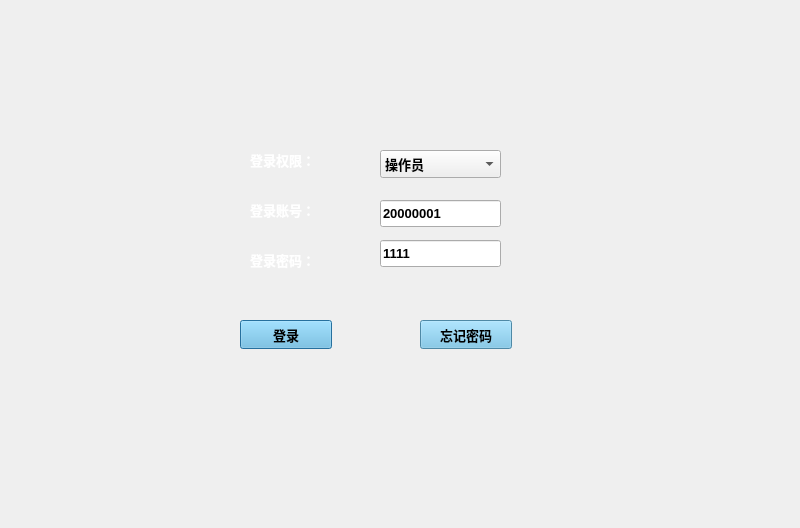
shixiejj/DHB_AGV_qt, file ui/login2.ui: the form before one commit.
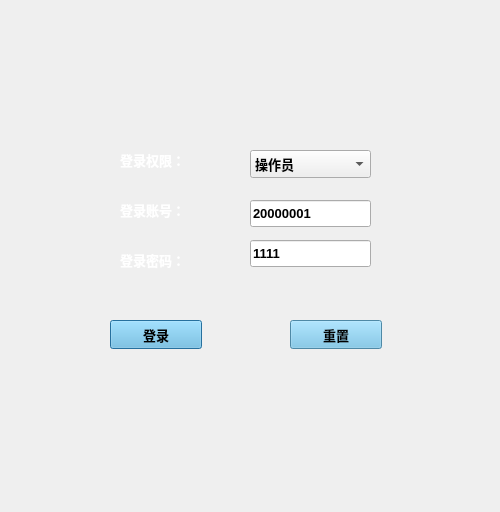
The form after the commit. Icons and pictures are not drawn.

Diff of the .ui file:
```diff
--- a/ui/login2.ui
+++ b/ui/login2.ui
@@ -6,8 +6,8 @@
    <rect>
     <x>0</x>
     <y>0</y>
-    <width>800</width>
-    <height>528</height>
+    <width>500</width>
+    <height>512</height>
    </rect>
   </property>
   <property name="windowTitle">
@@ -23,7 +23,7 @@
   <widget class="QLabel" name="label_3">
    <property name="geometry">
     <rect>
-     <x>250</x>
+     <x>120</x>
      <y>250</y>
      <width>81</width>
      <height>20</height>
@@ -36,7 +36,7 @@
   <widget class="QLabel" name="label">
    <property name="geometry">
     <rect>
-     <x>250</x>
+     <x>120</x>
      <y>150</y>
      <width>81</width>
      <height>20</height>
@@ -49,7 +49,7 @@
   <widget class="QLabel" name="label_2">
    <property name="geometry">
     <rect>
-     <x>250</x>
+     <x>120</x>
      <y>200</y>
      <width>81</width>
      <height>20</height>
@@ -62,7 +62,7 @@
   <widget class="QPushButton" name="pushButton">
    <property name="geometry">
     <rect>
-     <x>240</x>
+     <x>110</x>
      <y>320</y>
      <width>92</width>
      <height>29</height>
@@ -86,7 +86,7 @@
   <widget class="QLineEdit" name="lineEdit_passward">
    <property name="geometry">
     <rect>
-     <x>380</x>
+     <x>250</x>
      <y>240</y>
      <width>121</width>
      <height>27</height>
@@ -106,7 +106,7 @@
   <widget class="QComboBox" name="comboBox">
    <property name="geometry">
     <rect>
-     <x>380</x>
+     <x>250</x>
      <y>150</y>
      <width>121</width>
      <height>28</height>
@@ -133,7 +133,7 @@
   <widget class="QPushButton" name="pushButton_2">
    <property name="geometry">
     <rect>
-     <x>420</x>
+     <x>290</x>
      <y>320</y>
      <width>92</width>
      <height>29</height>
@@ -150,13 +150,13 @@
     <string notr="true">background-color: rgb(109, 192, 232);</string>
    </property>
    <property name="text">
-    <string>忘记密码</string>
+    <string>重置</string>
    </property>
   </widget>
   <widget class="QLineEdit" name="lineEdit_user">
    <property name="geometry">
     <rect>
-     <x>380</x>
+     <x>250</x>
      <y>200</y>
      <width>121</width>
      <height>27</height>
```
